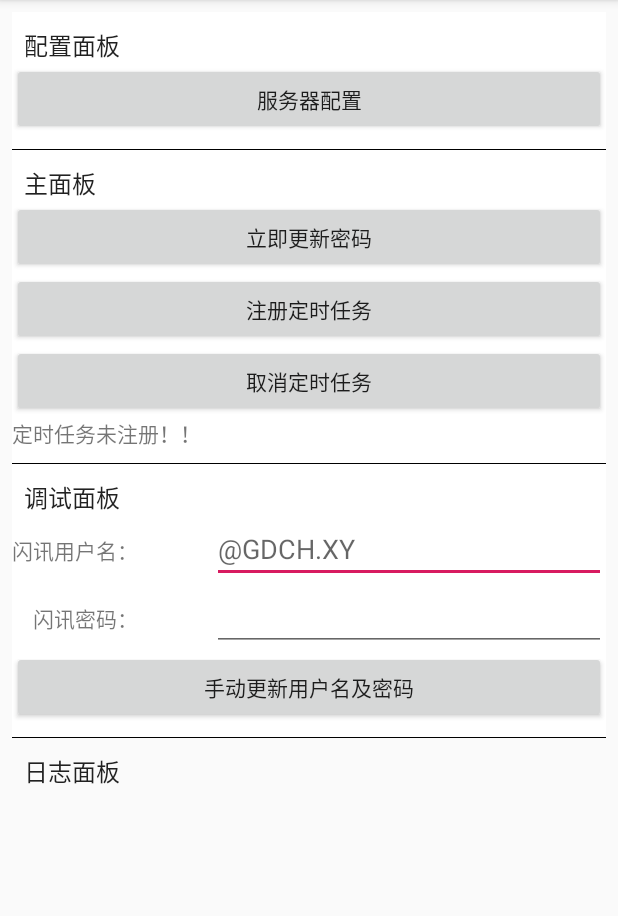
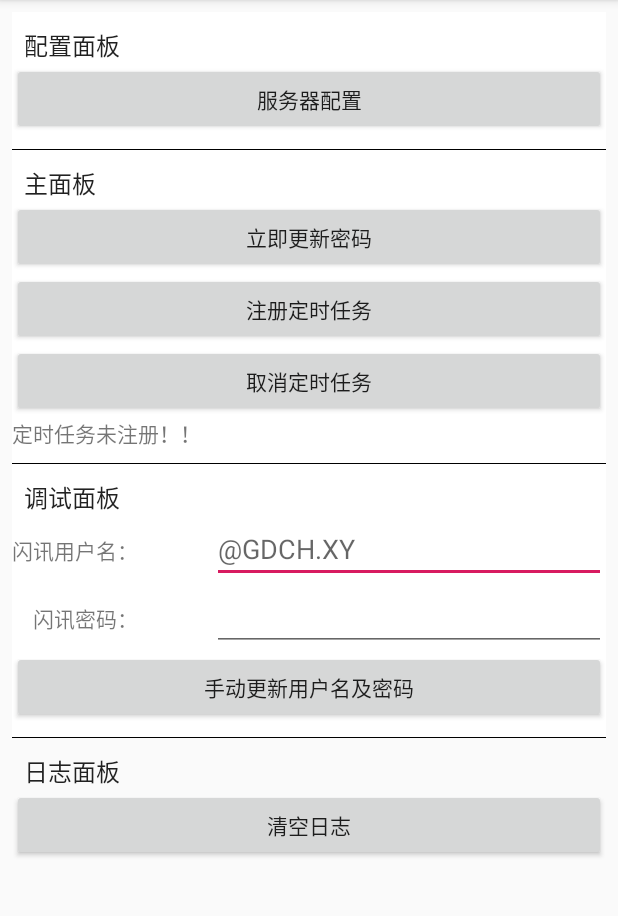
Before and after one commit to kuretru/SingleNet-Robot, an Android app: the screen it shows after launch (MainActivity), on a phone screen of 412 x 824 dp, the part 84-1000 px from its top. Run offline under Robolectric (Android 15) with nearby library versions, the phone set to English and light mode, and no system bars; libraries missing offline, so code that uses them is left out: org.litepal; 9 statements that could not run were skipped.

Commit message:
新增：清空日志功能

```diff
--- a/client/Android/app/src/main/java/com/kuretru/android/singlenet/activity/MainActivity.java
+++ b/client/Android/app/src/main/java/com/kuretru/android/singlenet/activity/MainActivity.java
@@ -119,6 +119,11 @@ public class MainActivity extends AppCompatActivity {
         }).start();
     }
 
+    public void btnClearLog_onClick(View view) {
+        LitePal.deleteAll(SystemLog.class);
+        loadLog();
+    }
+
     private void initView() {
         this.btnSend = findViewById(R.id.btnSend);
         this.btnAlarm = findViewById(R.id.btnAlarm);
--- a/client/Android/app/src/main/res/layout/activity_main.xml
+++ b/client/Android/app/src/main/res/layout/activity_main.xml
@@ -84,6 +84,7 @@
                 android:layout_width="match_parent"
                 android:layout_height="wrap_content"
                 android:text="@string/main_panel_config" />
+
         </LinearLayout>
 
         <LinearLayout
@@ -121,6 +122,7 @@
                     android:ems="10"
                     android:hint="@string/singlenet_username_hint"
                     android:inputType="textEmailAddress" />
+
             </LinearLayout>
 
             <LinearLayout
@@ -152,6 +154,7 @@
                 android:layout_weight="1"
                 android:onClick="btnUpdate_onClick"
                 android:text="@string/main_update" />
+
         </LinearLayout>
 
         <LinearLayout
@@ -167,6 +170,15 @@
                 android:layout_width="match_parent"
                 android:layout_height="wrap_content"
                 android:text="@string/main_panel_log" />
+
+            <Button
+                android:id="@+id/btnClearLog"
+                android:layout_width="match_parent"
+                android:layout_height="wrap_content"
+                android:layout_weight="1"
+                android:onClick="btnClearLog_onClick"
+                android:text="@string/main_clear_log" />
+
         </LinearLayout>
 
         <ListView
--- a/client/Android/app/src/main/res/values/strings.xml
+++ b/client/Android/app/src/main/res/values/strings.xml
@@ -32,6 +32,7 @@
     <string name="main_alarm">注册定时任务</string>
     <string name="main_cancel">取消定时任务</string>
     <string name="main_update">手动更新用户名及密码</string>
+    <string name="main_clear_log">清空日志</string>
     <string name="main_panel_config">配置面板</string>
     <string name="main_panel_primary">主面板</string>
     <string name="main_panel_debug">调试面板</string>
```
